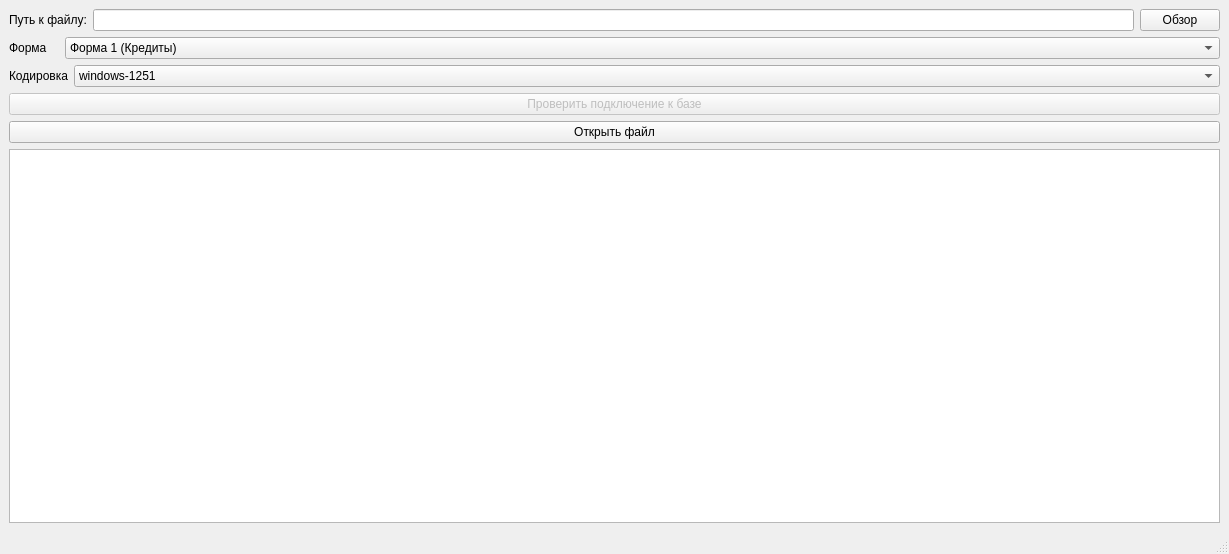
Old version of the form mainwindow.ui in the repository murmax/IVMO-04-20-BAZA-decoder.
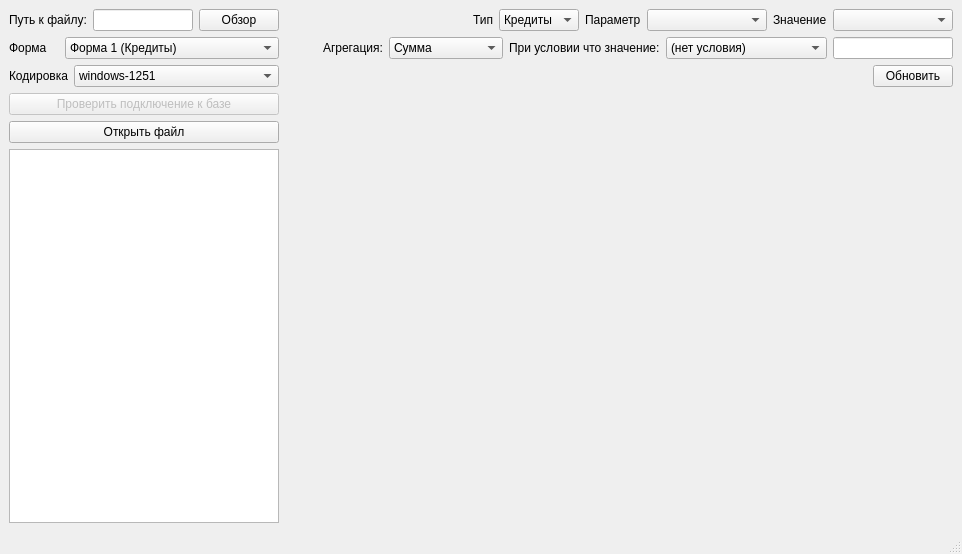
New version of the form.

The edit to the form file:
```diff
--- a/mainwindow.ui
+++ b/mainwindow.ui
@@ -6,7 +6,7 @@
    <rect>
     <x>0</x>
     <y>0</y>
-    <width>1229</width>
+    <width>962</width>
     <height>554</height>
    </rect>
   </property>
@@ -14,7 +14,7 @@
    <string>Парсер-Перекодировщик (Практическая ИВМО-04-20)</string>
   </property>
   <widget class="QWidget" name="centralwidget">
-   <layout class="QHBoxLayout" name="horizontalLayout_4">
+   <layout class="QHBoxLayout" name="horizontalLayout_7">
     <item>
      <layout class="QVBoxLayout" name="verticalLayout_2">
       <item>
@@ -27,7 +27,14 @@
          </widget>
         </item>
         <item>
-         <widget class="QLineEdit" name="le_browse"/>
+         <widget class="QLineEdit" name="le_browse">
+          <property name="sizePolicy">
+           <sizepolicy hsizetype="Preferred" vsizetype="Fixed">
+            <horstretch>0</horstretch>
+            <verstretch>0</verstretch>
+           </sizepolicy>
+          </property>
+         </widget>
         </item>
         <item>
          <widget class="QPushButton" name="btn_browse">
@@ -139,7 +146,250 @@
        </layout>
       </item>
       <item>
-       <widget class="QTextEdit" name="te_dbError"/>
+       <widget class="QTextEdit" name="te_dbError">
+        <property name="sizePolicy">
+         <sizepolicy hsizetype="Preferred" vsizetype="Expanding">
+          <horstretch>0</horstretch>
+          <verstretch>0</verstretch>
+         </sizepolicy>
+        </property>
+       </widget>
+      </item>
+     </layout>
+    </item>
+    <item>
+     <layout class="QVBoxLayout" name="verticalLayout_4">
+      <item>
+       <layout class="QHBoxLayout" name="horizontalLayout_4">
+        <item>
+         <spacer name="horizontalSpacer_2">
+          <property name="orientation">
+           <enum>Qt::Horizontal</enum>
+          </property>
+          <property name="sizeHint" stdset="0">
+           <size>
+            <width>40</width>
+            <height>20</height>
+           </size>
+          </property>
+         </spacer>
+        </item>
+        <item>
+         <widget class="QLabel" name="label_4">
+          <property name="text">
+           <string>Тип</string>
+          </property>
+         </widget>
+        </item>
+        <item>
+         <widget class="QComboBox" name="cb_type">
+          <property name="minimumSize">
+           <size>
+            <width>80</width>
+            <height>0</height>
+           </size>
+          </property>
+          <item>
+           <property name="text">
+            <string>Кредиты</string>
+           </property>
+          </item>
+          <item>
+           <property name="text">
+            <string>РСБУ</string>
+           </property>
+          </item>
+         </widget>
+        </item>
+        <item>
+         <widget class="QLabel" name="label_5">
+          <property name="text">
+           <string>Параметр</string>
+          </property>
+         </widget>
+        </item>
+        <item>
+         <widget class="QComboBox" name="cb_param">
+          <property name="minimumSize">
+           <size>
+            <width>120</width>
+            <height>0</height>
+           </size>
+          </property>
+         </widget>
+        </item>
+        <item>
+         <widget class="QLabel" name="label_6">
+          <property name="text">
+           <string>Значение</string>
+          </property>
+         </widget>
+        </item>
+        <item>
+         <widget class="QComboBox" name="cb_value">
+          <property name="minimumSize">
+           <size>
+            <width>120</width>
+            <height>0</height>
+           </size>
+          </property>
+         </widget>
+        </item>
+       </layout>
+      </item>
+      <item>
+       <layout class="QHBoxLayout" name="horizontalLayout_5">
+        <item>
+         <spacer name="horizontalSpacer_3">
+          <property name="orientation">
+           <enum>Qt::Horizontal</enum>
+          </property>
+          <property name="sizeHint" stdset="0">
+           <size>
+            <width>40</width>
+            <height>20</height>
+           </size>
+          </property>
+         </spacer>
+        </item>
+        <item>
+         <widget class="QLabel" name="label_8">
+          <property name="text">
+           <string>Агрегация:</string>
+          </property>
+         </widget>
+        </item>
+        <item>
+         <widget class="QComboBox" name="cb_aggreg">
+          <property name="minimumSize">
+           <size>
+            <width>80</width>
+            <height>0</height>
+           </size>
+          </property>
+          <item>
+           <property name="text">
+            <string>Сумма</string>
+           </property>
+          </item>
+          <item>
+           <property name="text">
+            <string>Максимум</string>
+           </property>
+          </item>
+          <item>
+           <property name="text">
+            <string>Минимум</string>
+           </property>
+          </item>
+          <item>
+           <property name="text">
+            <string>Среднее</string>
+           </property>
+          </item>
+          <item>
+           <property name="text">
+            <string>Кол-во записей</string>
+           </property>
+          </item>
+         </widget>
+        </item>
+        <item>
+         <widget class="QLabel" name="label_7">
+          <property name="text">
+           <string>При условии что значение:</string>
+          </property>
+         </widget>
+        </item>
+        <item>
+         <widget class="QComboBox" name="cb_where">
+          <property name="minimumSize">
+           <size>
+            <width>120</width>
+            <height>0</height>
+           </size>
+          </property>
+          <item>
+           <property name="text">
+            <string>(нет условия)</string>
+           </property>
+          </item>
+          <item>
+           <property name="text">
+            <string>Больше</string>
+           </property>
+          </item>
+          <item>
+           <property name="text">
+            <string>Меньше</string>
+           </property>
+          </item>
+          <item>
+           <property name="text">
+            <string>Точно равно</string>
+           </property>
+          </item>
+          <item>
+           <property name="text">
+            <string>В промежутке (через ',')</string>
+           </property>
+          </item>
+         </widget>
+        </item>
+        <item>
+         <widget class="QLineEdit" name="le_where">
+          <property name="minimumSize">
+           <size>
+            <width>120</width>
+            <height>0</height>
+           </size>
+          </property>
+          <property name="maximumSize">
+           <size>
+            <width>160</width>
+            <height>16777215</height>
+           </size>
+          </property>
+         </widget>
+        </item>
+       </layout>
+      </item>
+      <item>
+       <layout class="QHBoxLayout" name="horizontalLayout_6">
+        <item>
+         <spacer name="horizontalSpacer">
+          <property name="orientation">
+           <enum>Qt::Horizontal</enum>
+          </property>
+          <property name="sizeHint" stdset="0">
+           <size>
+            <width>40</width>
+            <height>20</height>
+           </size>
+          </property>
+         </spacer>
+        </item>
+        <item>
+         <widget class="QPushButton" name="btn_update">
+          <property name="text">
+           <string>Обновить</string>
+          </property>
+         </widget>
+        </item>
+       </layout>
+      </item>
+      <item>
+       <spacer name="verticalSpacer">
+        <property name="orientation">
+         <enum>Qt::Vertical</enum>
+        </property>
+        <property name="sizeHint" stdset="0">
+         <size>
+          <width>20</width>
+          <height>40</height>
+         </size>
+        </property>
+       </spacer>
       </item>
      </layout>
     </item>
```
Left out of the diff: 2 changed lines with no effect on the pictures.
